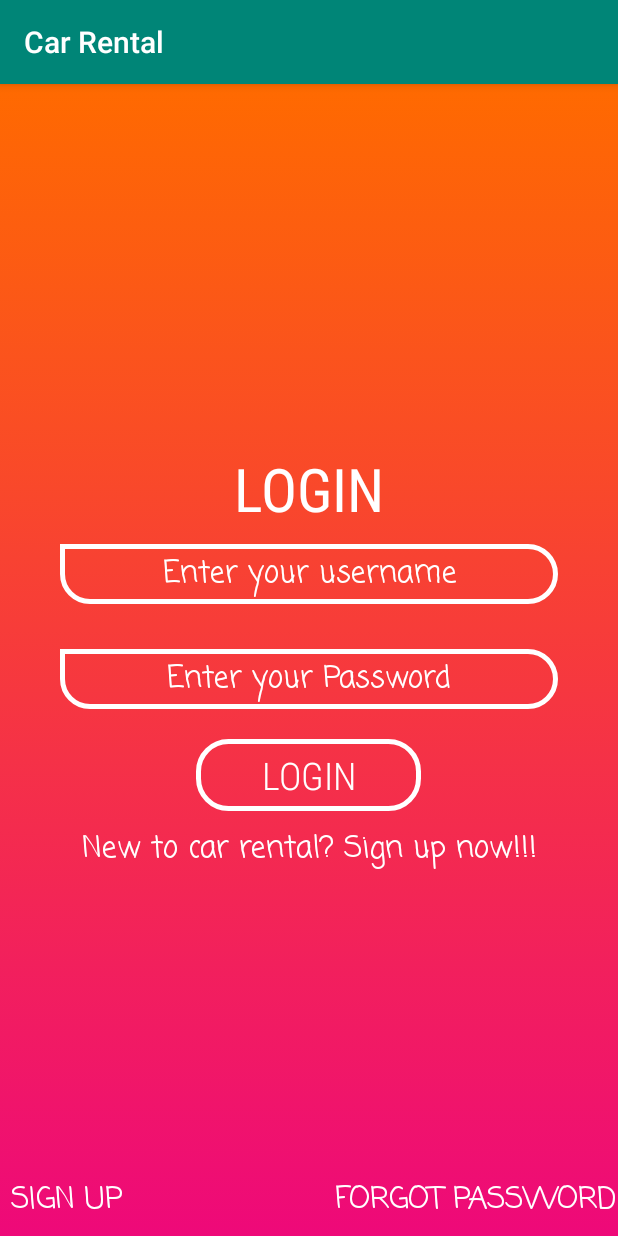
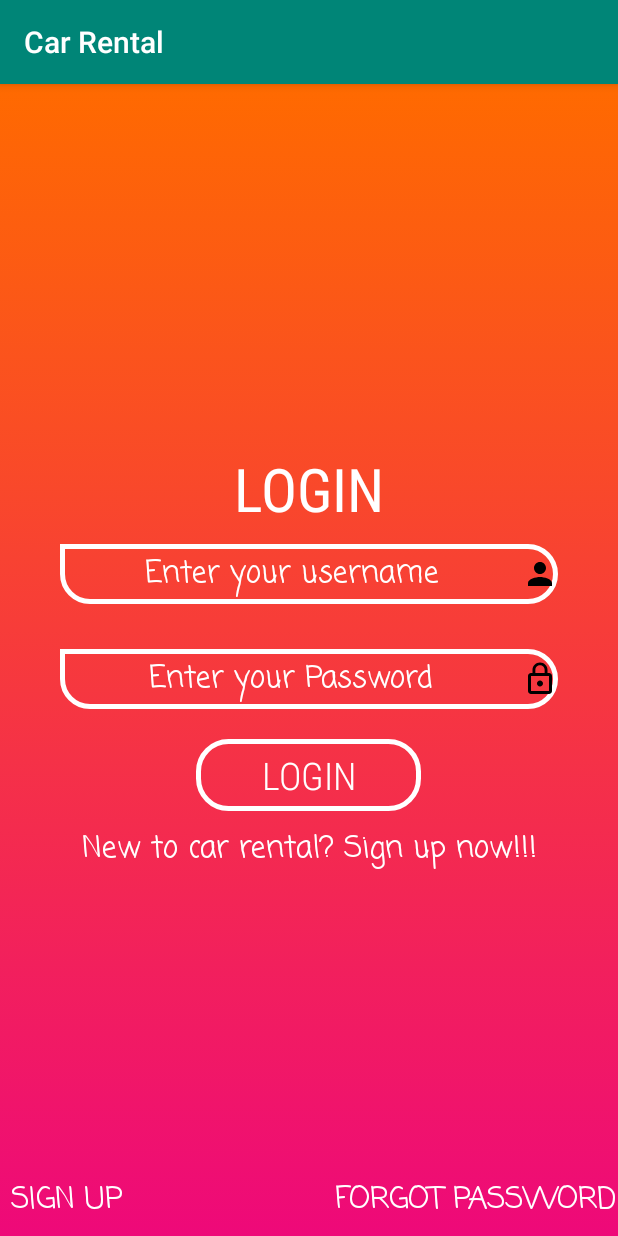
Before and after one commit to ashimmaharjan/Car_Rental_App, an Android app: the screen it shows after launch (Login), on a phone screen of 412 x 824 dp. Run offline under Robolectric (Android 15) with nearby library versions, the light colour scheme and no system bars.

Commit message:
Icons added in login layout

```diff
--- /dev/null
+++ b/app/src/main/res/drawable/ic_lock_outline_black_24dp.xml
@@ -0,0 +1,9 @@
+<vector xmlns:android="http://schemas.android.com/apk/res/android"
+        android:width="24dp"
+        android:height="24dp"
+        android:viewportWidth="24.0"
+        android:viewportHeight="24.0">
+    <path
+        android:fillColor="#FF000000"
+        android:pathData="M12,17c1.1,0 2,-0.9 2,-2s-0.9,-2 -2,-2 -2,0.9 -2,2 0.9,2 2,2zM18,8h-1L17,6c0,-2.76 -2.24,-5 -5,-5S7,3.24 7,6v2L6,8c-1.1,0 -2,0.9 -2,2v10c0,1.1 0.9,2 2,2h12c1.1,0 2,-0.9 2,-2L20,10c0,-1.1 -0.9,-2 -2,-2zM8.9,6c0,-1.71 1.39,-3.1 3.1,-3.1s3.1,1.39 3.1,3.1v2L8.9,8L8.9,6zM18,20L6,20L6,10h12v10z"/>
+</vector>
--- /dev/null
+++ b/app/src/main/res/drawable/ic_person_black_24dp.xml
@@ -0,0 +1,9 @@
+<vector xmlns:android="http://schemas.android.com/apk/res/android"
+        android:width="24dp"
+        android:height="24dp"
+        android:viewportWidth="24.0"
+        android:viewportHeight="24.0">
+    <path
+        android:fillColor="#FF000000"
+        android:pathData="M12,12c2.21,0 4,-1.79 4,-4s-1.79,-4 -4,-4 -4,1.79 -4,4 1.79,4 4,4zM12,14c-2.67,0 -8,1.34 -8,4v2h16v-2c0,-2.66 -5.33,-4 -8,-4z"/>
+</vector>
--- a/app/src/main/res/layout/activity_login.xml
+++ b/app/src/main/res/layout/activity_login.xml
@@ -31,7 +31,8 @@
             android:hint="Enter your username"
             android:layout_below="@id/txtLogin"
             android:background="@drawable/edit_text_style"
-            style="@style/editText_register"/>
+            style="@style/editText_register"
+            android:drawableRight="@drawable/ic_person_black_24dp"/>
 
         <EditText
             android:id="@+id/inputPassword"
@@ -42,7 +43,8 @@
             android:background="@drawable/edit_text_style"
             android:inputType="textPassword"
             style="@style/editText_register"
-            android:layout_marginTop="30dp"/>
+            android:layout_marginTop="30dp"
+            android:drawableRight="@drawable/ic_lock_outline_black_24dp"/>
 
         <Button
             android:id="@+id/login"
```
